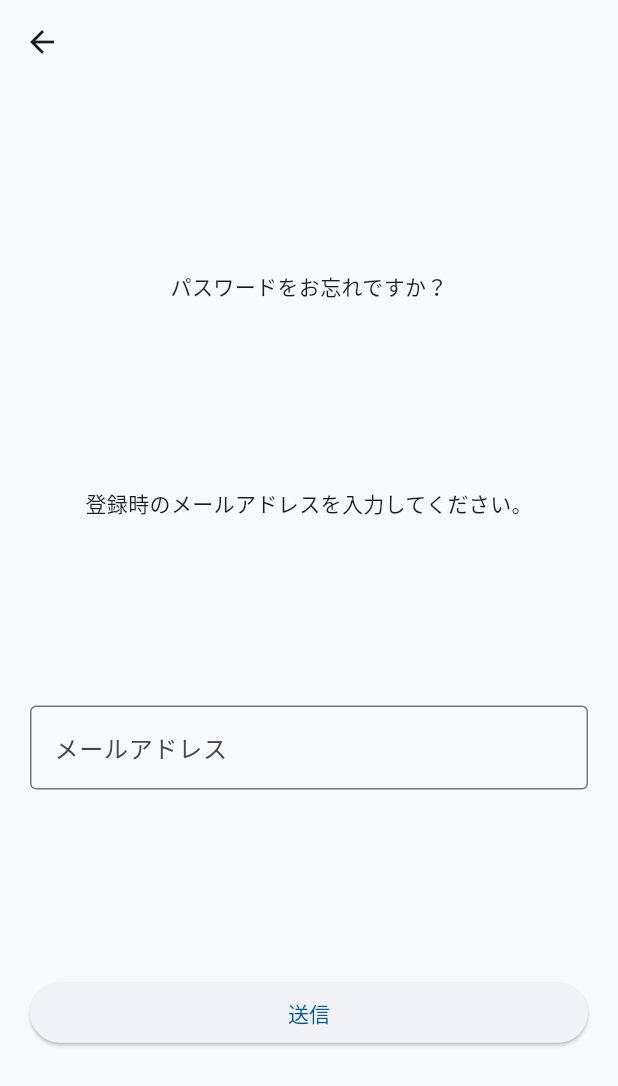
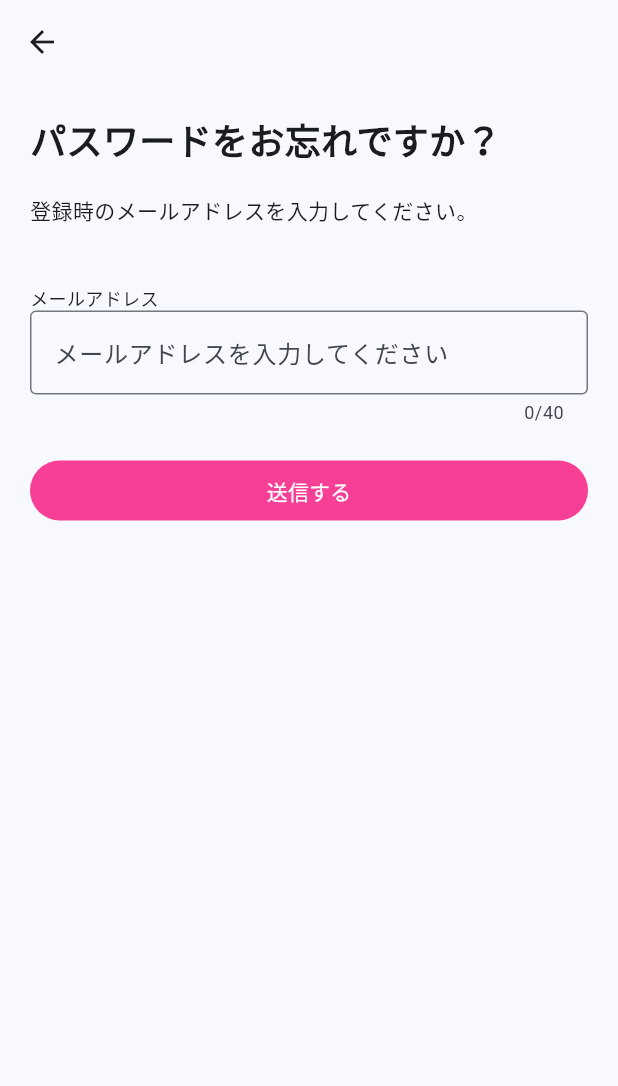
Before and after one commit to Mayumi-Nakabayashi/withTone, a Flutter app: the PasswordReissuePage screen opened by its route, on a phone screen of 412 x 824 dp. Shown: the top 1086 px of the screen. Run offline on Flutter 3.47's test engine with Material 2 defaults, Android fonts, the phone set to English and light mode, and no system bars.

Commit message:
feat: PasswordReissuePageの見た目をFigmaに合わせる

```diff
--- a/lib/views/pages/password_reissue/password_reissue_page.dart
+++ b/lib/views/pages/password_reissue/password_reissue_page.dart
@@ -21,27 +21,73 @@ class _PasswordReissuePageState extends State<PasswordReissuePage> {
         child: Padding(
           padding: const EdgeInsets.symmetric(horizontal: 20.0),
           child: Column(
-            mainAxisAlignment: MainAxisAlignment.spaceEvenly,
             children: [
-              const Text('パスワードをお忘れですか？'),
-              const Text('登録時のメールアドレスを入力してください。'),
+              const SizedBox(height: 20), // 適当な余白
+              const SizedBox(
+                width: double.infinity,
+                child: Text(
+                  'パスワードをお忘れですか？',
+                  textAlign: TextAlign.start,
+                  style: TextStyle(fontWeight: FontWeight.bold, fontSize: 24),
+                ),
+              ),
+              const SizedBox(height: 20), // 適当な余白
+              const SizedBox(
+                width: double.infinity,
+                child: Text(
+                  '登録時のメールアドレスを入力してください。',
+                  textAlign: TextAlign.start,
+                ),
+              ),
+              const SizedBox(height: 40), // 適当な余白
+
+              const SizedBox(
+                width: double.infinity,
+                child: Text(
+                  'メールアドレス',
+                  textAlign: TextAlign.start,
+                  style: TextStyle(
+                    fontWeight: FontWeight.normal,
+                    fontSize: 12,
+                  ),
+                ),
+              ),
               TextFormField(
-                restorationId: 'life_story_field',
-                focusNode: FocusNode(),
+                cursorColor: Colors.black,
                 decoration: const InputDecoration(
                   border: OutlineInputBorder(),
                   hintText: "メールアドレスを入力してください",
-                  labelText: "メールアドレス",
                 ),
+                focusNode: FocusNode(),
+                maxLength: 40,
+                autovalidateMode: AutovalidateMode.onUserInteraction,
+                validator: (inputText) {
+                  // TODO(ケンティー): 各種バリデーションはちゃんと考えて定義する. 共通化して他の箇所でも利用したい.
+                  if (inputText == null || inputText == '') {
+                    return '入力してください';
+                  } else if (inputText.contains(' ')) {
+                    return 'スペースが含まれています';
+                  }
+                  return null;
+                },
               ),
+              const SizedBox(height: 20), // 適当な余白
+
               SizedBox(
                 width: double.infinity,
                 child: ElevatedButton(
+                    style: ElevatedButton.styleFrom(
+                      fixedSize: const Size.fromWidth(double.maxFinite),
+                      backgroundColor: const Color(0xFFF73F96),
+                      foregroundColor: const Color(0xffffffff),
+                      surfaceTintColor: const Color(0xFFF73F96),
+                      elevation: 0,
+                    ),
                     onPressed: () => Navigator.pushNamed(
                           context,
                           PasswordReissueConfirmPage.path,
                         ),
-                    child: const Text('送信')),
+                    child: const Text('送信する')),
               ),
             ],
           ),
```
